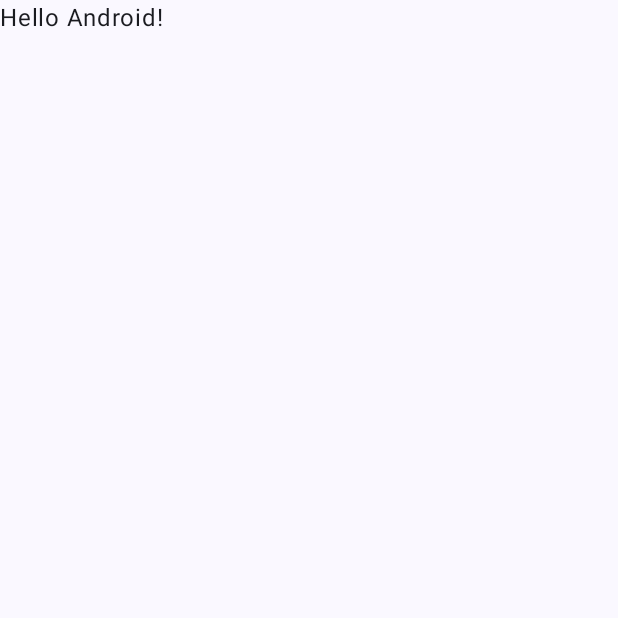
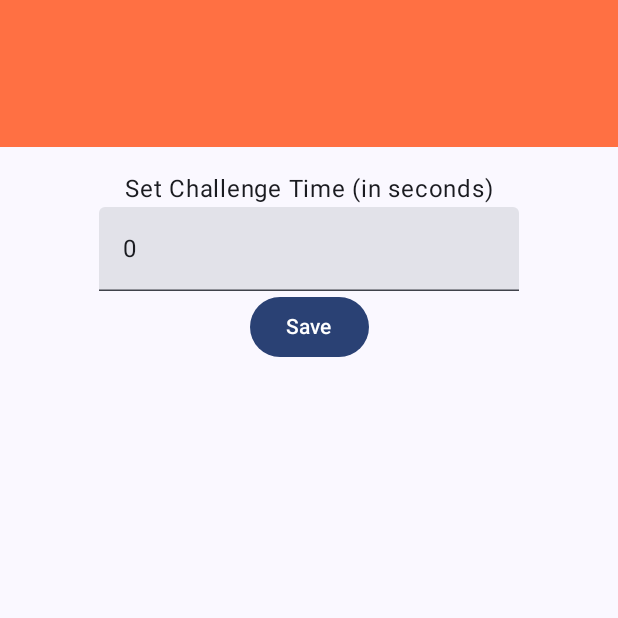
Before and after one commit to issacpeter/flagsmachinetest, an Android app built with Jetpack Compose: the screen it shows after launch (MainActivity), on a phone screen of 412 x 824 dp, the top half of it. Before the commit the part shown is almost empty. Run offline under Robolectric (Android 15) with nearby library versions, the phone set to English and light mode, and no system bars; our stand-ins replace Dagger/Hilt's generated code; 5 statements that could not run were skipped.

Commit message:
initial setup

```diff
--- a/app/src/main/AndroidManifest.xml
+++ b/app/src/main/AndroidManifest.xml
@@ -2,7 +2,10 @@
 <manifest xmlns:android="http://schemas.android.com/apk/res/android"
     xmlns:tools="http://schemas.android.com/tools">
 
+    <uses-permission android:name="android.permission.INTERNET"/>
+
     <application
+        android:name=".MyApplication"
         android:allowBackup="true"
         android:dataExtractionRules="@xml/data_extraction_rules"
         android:fullBackupContent="@xml/backup_rules"
--- a/app/src/main/java/com/flagschallenge/MainActivity.kt
+++ b/app/src/main/java/com/flagschallenge/MainActivity.kt
@@ -10,8 +10,11 @@ import androidx.compose.material3.Text
 import androidx.compose.runtime.Composable
 import androidx.compose.ui.Modifier
 import androidx.compose.ui.tooling.preview.Preview
+import com.flagschallenge.ui.FlagsChallengeApp
 import com.flagschallenge.ui.theme.FlagsChallengeTheme
+import dagger.hilt.android.AndroidEntryPoint
 
+@AndroidEntryPoint
 class MainActivity : ComponentActivity() {
     override fun onCreate(savedInstanceState: Bundle?) {
         super.onCreate(savedInstanceState)
@@ -22,7 +25,7 @@ class MainActivity : ComponentActivity() {
                     modifier = Modifier.fillMaxSize(),
                     color = MaterialTheme.colorScheme.background
                 ) {
-                    Greeting("Android")
+                    FlagsChallengeApp()
                 }
             }
         }
--- /dev/null
+++ b/app/src/main/java/com/flagschallenge/MyApplication.kt
@@ -0,0 +1,7 @@
+package com.flagschallenge
+
+import android.app.Application
+import dagger.hilt.android.HiltAndroidApp
+
+@HiltAndroidApp
+class MyApplication: Application()
--- /dev/null
+++ b/app/src/main/java/com/flagschallenge/QuestionsRepository.kt
@@ -0,0 +1,23 @@
+package com.flagschallenge
+
+import android.content.Context
+import com.flagschallenge.data.Question
+import com.flagschallenge.data.QuestionsResponse
+import com.squareup.moshi.Moshi
+import com.squareup.moshi.kotlin.reflect.KotlinJsonAdapterFactory
+import javax.inject.Inject
+import javax.inject.Singleton
+
+@Singleton
+class QuestionsRepository @Inject constructor(
+    private val context: Context
+) {
+
+    fun getQuestions(): List<Question> {
+        val jsonString = Utils.readJsonFromAssets(context, "questions.json")
+        val moshi = Moshi.Builder().add(KotlinJsonAdapterFactory()).build()
+        val jsonAdapter = moshi.adapter(QuestionsResponse::class.java)
+
+        return jsonAdapter.fromJson(jsonString)?.questions?: emptyList()
+    }
+}
--- /dev/null
+++ b/app/src/main/java/com/flagschallenge/Utils.kt
@@ -0,0 +1,10 @@
+package com.flagschallenge
+
+import android.content.Context
+
+object Utils {
+
+    fun readJsonFromAssets(context: Context, fileName: String): String {
+        return context.assets.open(fileName).bufferedReader().use { it.readText() }
+    }
+}
--- /dev/null
+++ b/app/src/main/java/com/flagschallenge/hilt/AppModule.kt
@@ -0,0 +1,19 @@
+package com.flagschallenge.hilt
+
+import android.content.Context
+import com.flagschallenge.MyApplication
+import dagger.Module
+import dagger.Provides
+import dagger.hilt.InstallIn
+import dagger.hilt.components.SingletonComponent
+import dagger.hilt.android.qualifiers.ApplicationContext
+import javax.inject.Singleton
+
+@Module
+@InstallIn(SingletonComponent::class)
+object AppModule {
+
+    @Provides
+    @Singleton
+    fun provideContext(@ApplicationContext context: Context): Context = context
+}
--- /dev/null
+++ b/app/src/main/java/com/flagschallenge/intent/QuizIntent.kt
@@ -0,0 +1,9 @@
+package com.flagschallenge.intent
+
+sealed class QuizIntent {
+    object LoadQuestions : QuizIntent()
+    data class StartChallenge(val timeInSeconds: Int) : QuizIntent()
+    data class SelectAnswer(val countryId: Int) : QuizIntent()
+    object NextQuestion : QuizIntent()
+    object TimerTick : QuizIntent()
+}
--- /dev/null
+++ b/app/src/main/java/com/flagschallenge/model/QuizState.kt
@@ -0,0 +1,13 @@
+package com.flagschallenge.model
+
+import com.flagschallenge.data.Question
+
+data class QuizState(
+    val currentQuestion: Question? = null,
+    val currentIndex: Int = 0,
+    val score: Int = 0,
+    val timer: Int = 30,
+    val isChallengeStarted: Boolean = false,
+    val isAnswerSelected: Boolean = false,
+    val isCorrect: Boolean? = null
+)
--- /dev/null
+++ b/app/src/main/java/com/flagschallenge/ui/ChallengeScheduler.kt
@@ -0,0 +1,42 @@
+package com.flagschallenge.ui
+
+import androidx.compose.foundation.layout.Arrangement
+import androidx.compose.foundation.layout.Column
+import androidx.compose.foundation.layout.fillMaxSize
+import androidx.compose.foundation.layout.fillMaxWidth
+import androidx.compose.foundation.layout.padding
+import androidx.compose.foundation.text.KeyboardOptions
+import androidx.compose.material3.Button
+import androidx.compose.material3.Text
+import androidx.compose.material3.TextField
+import androidx.compose.runtime.Composable
+import androidx.compose.runtime.getValue
+import androidx.compose.runtime.mutableStateOf
+import androidx.compose.runtime.remember
+import androidx.compose.runtime.setValue
+import androidx.compose.ui.Alignment
+import androidx.compose.ui.Modifier
+import androidx.compose.ui.text.input.KeyboardType
+import androidx.compose.ui.unit.dp
+
+@Composable
+fun ChallengeScheduler(onStartChallenge: (Int) -> Unit) {
+    var timeInSeconds by remember { mutableStateOf(0) }
+    Column(
+        modifier = Modifier
+            .fillMaxWidth()
+            .padding(16.dp),
+        horizontalAlignment = Alignment.CenterHorizontally,
+        verticalArrangement = Arrangement.Center
+    ) {
+        Text("Set Challenge Time (in seconds)")
+        TextField(
+            value = timeInSeconds.toString(),
+            onValueChange = { timeInSeconds = it.toIntOrNull() ?: 0 },
+            keyboardOptions = KeyboardOptions.Default.copy(keyboardType = KeyboardType.Number)
+        )
+        Button(onClick = { onStartChallenge(timeInSeconds) }) {
+            Text("Save")
+        }
+    }
+}
--- /dev/null
+++ b/app/src/main/java/com/flagschallenge/ui/FlagsChallengeApp.kt
@@ -0,0 +1,47 @@
+package com.flagschallenge.ui
+
+import androidx.compose.foundation.background
+import androidx.compose.foundation.layout.Box
+import androidx.compose.foundation.layout.Column
+import androidx.compose.foundation.layout.fillMaxWidth
+import androidx.compose.foundation.layout.height
+import androidx.compose.foundation.layout.padding
+import androidx.compose.material3.ExperimentalMaterial3Api
+import androidx.compose.material3.Scaffold
+import androidx.compose.material3.Text
+import androidx.compose.material3.TopAppBar
+import androidx.compose.runtime.Composable
+import androidx.compose.runtime.collectAsState
+import androidx.compose.runtime.getValue
+import androidx.compose.ui.Modifier
+import androidx.compose.ui.res.colorResource
+import androidx.compose.ui.res.dimensionResource
+import androidx.compose.ui.unit.dp
+import androidx.hilt.navigation.compose.hiltViewModel
+import com.flagschallenge.R
+import com.flagschallenge.intent.QuizIntent
+import com.flagschallenge.viewmodel.QuizViewModel
+
+@OptIn(ExperimentalMaterial3Api::class)
+@Composable
+fun FlagsChallengeApp(viewModel: QuizViewModel = hiltViewModel()) {
+    val state by viewModel.state.collectAsState()
+    Column{
+        Box(modifier = Modifier
+            .background(
+                color = colorResource(
+                    id = R.color.orange
+                )
+            )
+            .fillMaxWidth()
+            .height(dimensionResource(id = R.dimen.dimen_98dp))
+            .padding(bottom = dimensionResource(id = R.dimen.dimen_15dp)))
+        Box{
+            if (state.isChallengeStarted) {
+                QuizScreen(state = state, onIntent = { viewModel.handleIntent(it) })
+            } else {
+                ChallengeScheduler(onStartChallenge = { viewModel.handleIntent(QuizIntent.StartChallenge(it)) })
+            }
+        }
+    }
+}
--- /dev/null
+++ b/app/src/main/java/com/flagschallenge/viewmodel/QuizViewModel.kt
@@ -0,0 +1,83 @@
+package com.flagschallenge.viewmodel
+
+import androidx.lifecycle.ViewModel
+import androidx.lifecycle.viewModelScope
+import com.flagschallenge.QuestionsRepository
+import com.flagschallenge.intent.QuizIntent
+import com.flagschallenge.model.QuizState
+import dagger.hilt.android.lifecycle.HiltViewModel
+import kotlinx.coroutines.delay
+import kotlinx.coroutines.flow.MutableStateFlow
+import kotlinx.coroutines.flow.StateFlow
+import kotlinx.coroutines.launch
+import javax.inject.Inject
+
+@HiltViewModel
+class QuizViewModel @Inject constructor(
+    private val repository: QuestionsRepository
+) : ViewModel() {
+
+    private val _state = MutableStateFlow(QuizState())
+    val state: StateFlow<QuizState> = _state
+
+    init {
+        handleIntent(QuizIntent.LoadQuestions)
+    }
+
+    fun handleIntent(intent: QuizIntent) {
+        when (intent) {
+            is QuizIntent.LoadQuestions -> {
+                val questions = repository.getQuestions()
+                if (questions.isNotEmpty()) {
+                    _state.value = _state.value.copy(currentQuestion = questions[0])
+                }
+            }
+            is QuizIntent.StartChallenge -> {
+                _state.value = _state.value.copy(isChallengeStarted = true)
+                startTimer()
+            }
+            is QuizIntent.SelectAnswer -> {
+                val isCorrect = _state.value.currentQuestion?.answerId == intent.countryId
+                _state.value = _state.value.copy(isAnswerSelected = true, isCorrect = isCorrect)
+                if (isCorrect) {
+                    _state.value = _state.value.copy(score = _state.value.score + 1)
+                }
+                viewModelScope.launch {
+                    delay(10000)
+                    handleIntent(QuizIntent.NextQuestion)
+                }
+            }
+            is QuizIntent.NextQuestion -> {
+                val nextIndex = _state.value.currentIndex + 1
+                val questions = repository.getQuestions()
+                if (nextIndex < questions.size) {
+                    _state.value = _state.value.copy(
+                        currentQuestion = questions[nextIndex],
+                        currentIndex = nextIndex,
+                        isAnswerSelected = false,
+                        timer = 30,
+                        isCorrect = null
+                    )
+                } else {
+                    _state.value = _state.value.copy(isChallengeStarted = false)
+                }
+            }
+            is QuizIntent.TimerTick -> {
+                if (_state.value.timer > 0) {
+                    _state.value = _state.value.copy(timer = _state.value.timer - 1)
+                } else {
+                    handleIntent(QuizIntent.NextQuestion)
+                }
+            }
+        }
+    }
+
+    private fun startTimer() {
+        viewModelScope.launch {
+            while (_state.value.timer > 0) {
+                delay(1000)
+                handleIntent(QuizIntent.TimerTick)
+            }
+        }
+    }
+}
--- a/app/src/main/res/values/colors.xml
+++ b/app/src/main/res/values/colors.xml
@@ -7,4 +7,5 @@
     <color name="teal_700">#FF018786</color>
     <color name="black">#FF000000</color>
     <color name="white">#FFFFFFFF</color>
+    <color name="orange">#FFFF7043</color>
 </resources>
--- /dev/null
+++ b/app/src/main/res/values/dimens.xml
@@ -0,0 +1,5 @@
+<?xml version="1.0" encoding="utf-8"?>
+<resources>
+    <dimen name="dimen_15dp">15dp</dimen>
+    <dimen name="dimen_98dp">98dp</dimen>
+</resources>
```
Also changed, not shown: app/build.gradle.kts (+28 -7 lines), app/src/main/assets/questions.json (added, +334 -0 lines), app/src/main/java/com/flagschallenge/data/QuestionsResponse.kt (added, +18 -0 lines), app/src/main/java/com/flagschallenge/ui/QuizScreen.kt (added, +51 -0 lines), build.gradle.kts (+16 -3 lines).
